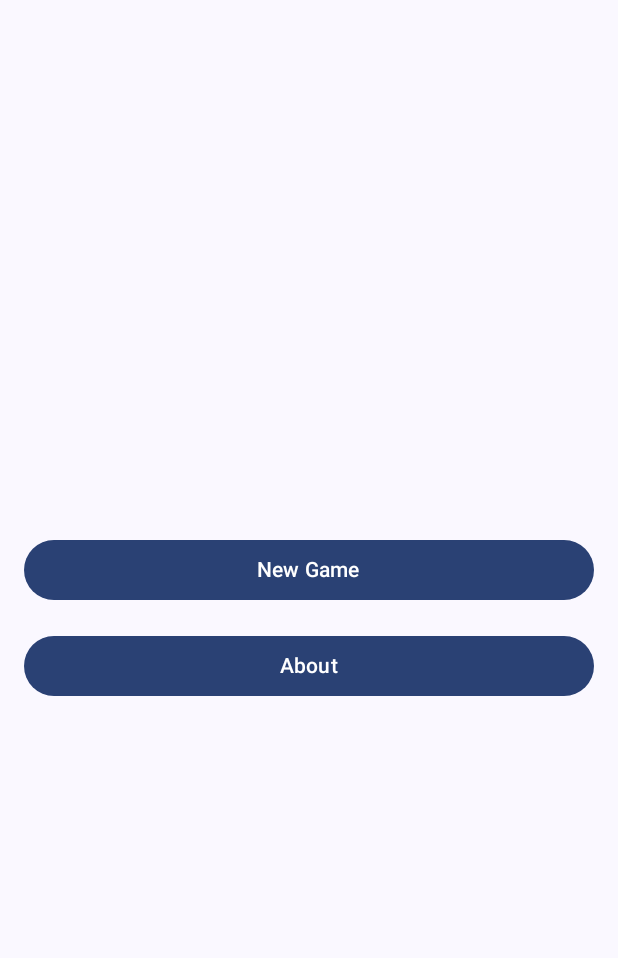
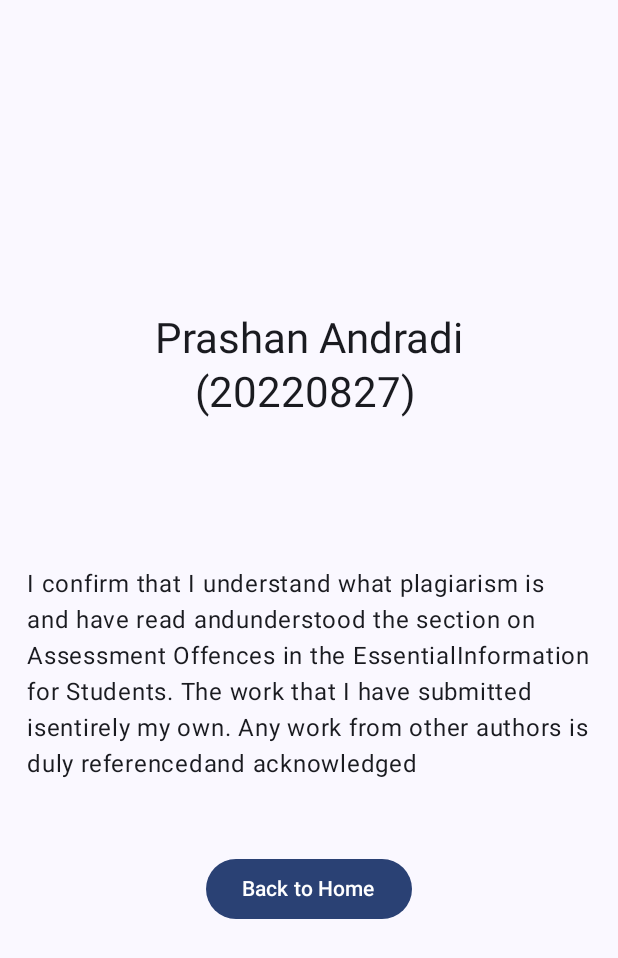
Before and after one commit to Prxshxn/DIce-Game-App, an Android app built with Jetpack Compose: the screen it shows after launch (MainActivity), after a tap on "About", on a phone screen of 412 x 824 dp. Shown: the top 958 px of the screen. Run offline under Robolectric (Android 15) with nearby library versions, the phone set to English and light mode, and no system bars.

Commit message:
added jetpacknavigation and about page

```diff
--- a/app/build.gradle.kts
+++ b/app/build.gradle.kts
@@ -49,6 +49,7 @@ dependencies {
     implementation(libs.androidx.ui.graphics)
     implementation(libs.androidx.ui.tooling.preview)
     implementation(libs.androidx.material3)
+    implementation(libs.androidx.navigation.compose)
     testImplementation(libs.junit)
     androidTestImplementation(libs.androidx.junit)
     androidTestImplementation(libs.androidx.espresso.core)
--- a/app/src/main/java/com/example/dicegameapp/MainActivity.kt
+++ b/app/src/main/java/com/example/dicegameapp/MainActivity.kt
@@ -1,5 +1,3 @@
-
-
 package com.example.dicegameapp
 
 import android.os.Bundle
@@ -13,8 +11,10 @@ import androidx.compose.material3.Text
 import androidx.compose.runtime.Composable
 import androidx.compose.ui.Alignment
 import androidx.compose.ui.Modifier
-import androidx.compose.ui.tooling.preview.Preview
 import androidx.compose.ui.unit.dp
+import androidx.navigation.compose.NavHost
+import androidx.navigation.compose.composable
+import androidx.navigation.compose.rememberNavController
 import com.example.dicegameapp.ui.theme.DiceGameAppTheme
 
 class MainActivity : ComponentActivity() {
@@ -26,10 +26,23 @@ class MainActivity : ComponentActivity() {
                     modifier = Modifier.fillMaxSize(),
                     color = MaterialTheme.colorScheme.background
                 ) {
-                    HomeScreen(
-                        onNewGameClicked = { /* Handle New Game button click */ },
-                        onAboutClicked = { /* Handle About button click */ }
-                    )
+                    val navController = rememberNavController()
+                    NavHost(
+                        navController = navController,
+                        startDestination = "home"
+                    ) {
+                        composable("home") {
+                            HomeScreen(
+                                onNewGameClicked = { /* Handle New Game button click */ },
+                                onAboutClicked = { navController.navigate("about") }
+                            )
+                        }
+                        composable("about") {
+                            AboutScreen(
+                                onBackClicked = { navController.popBackStack() }
+                            )
+                        }
+                    }
                 }
             }
         }
@@ -48,7 +61,6 @@ fun HomeScreen(
         verticalArrangement = Arrangement.Center,
         horizontalAlignment = Alignment.CenterHorizontally
     ) {
-        // New Game Button
         Button(
             onClick = onNewGameClicked,
             modifier = Modifier
@@ -57,8 +69,6 @@ fun HomeScreen(
         ) {
             Text(text = "New Game")
         }
-
-        // About Button
         Button(
             onClick = onAboutClicked,
             modifier = Modifier
@@ -70,13 +80,38 @@ fun HomeScreen(
     }
 }
 
-@Preview(showBackground = true)
 @Composable
-fun HomeScreenPreview() {
-    DiceGameAppTheme {
-        HomeScreen(
-            onNewGameClicked = { },
-            onAboutClicked = { }
+fun AboutScreen(
+    onBackClicked: () -> Unit
+) {
+    Column(
+        modifier = Modifier
+            .fillMaxSize()
+            .padding(18.dp),
+        verticalArrangement = Arrangement.Center,
+        horizontalAlignment = Alignment.CenterHorizontally
+    ) {
+        // Display your name
+        Text(
+            text = "Prashan Andradi\n    (20220827)",
+            style = MaterialTheme.typography.headlineMedium,
+            modifier = Modifier.padding(bottom = 100.dp)
         )
+
+        // Display your details
+        Text(
+            text = "I confirm that I understand what plagiarism is and have read and" +
+                    "understood the section on Assessment Offences in the Essential" +
+                    "Information for Students. The work that I have submitted is" +
+                    "entirely my own. Any work from other authors is duly referenced" +
+                    "and acknowledged",
+            style = MaterialTheme.typography.bodyLarge,
+            modifier = Modifier.padding(bottom = 50.dp)
+        )
+
+        // Back button
+        Button(onClick = onBackClicked) {
+            Text("Back to Home")
+        }
     }
 }
--- a/gradle/libs.versions.toml
+++ b/gradle/libs.versions.toml
@@ -24,7 +24,7 @@ androidx-ui-tooling-preview = { group = "androidx.compose.ui", name = "ui-toolin
 androidx-ui-test-manifest = { group = "androidx.compose.ui", name = "ui-test-manifest" }
 androidx-ui-test-junit4 = { group = "androidx.compose.ui", name = "ui-test-junit4" }
 androidx-material3 = { group = "androidx.compose.material3", name = "material3" }
-
+androidx-navigation-compose = { group = "androidx.navigation", name = "navigation-compose", version = "2.7.5" }
 [plugins]
 android-application = { id = "com.android.application", version.ref = "agp" }
 kotlin-android = { id = "org.jetbrains.kotlin.android", version.ref = "kotlin" }
```
